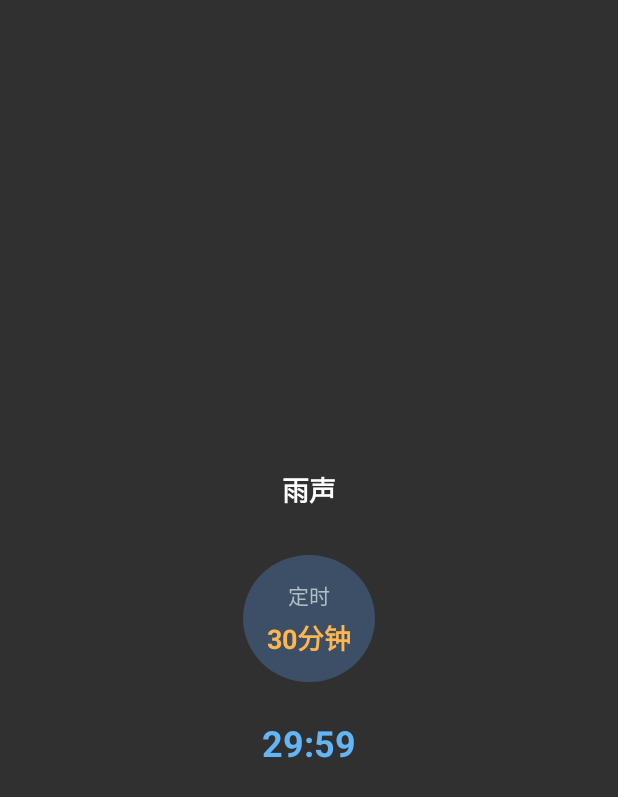
After one commit to junewong/watch-white-noise, an Android app: the layout page_settings.xml on its own in the app's theme, with its tools: preview values and no code run, on a phone screen of 412 x 824 dp. The commit adds this screen. Shown: the top 797 px of the screen. Run offline under Robolectric (Android 15) with nearby library versions, the phone set to English and light mode, and no system bars.

Commit message:
改为左右滑动布局：第一页播放按钮，第二页设置和倒计时

```diff
--- a/app/build.gradle
+++ b/app/build.gradle
@@ -30,4 +30,5 @@ android {
 dependencies {
     implementation 'androidx.appcompat:appcompat:1.6.1'
     implementation 'com.google.android.material:material:1.9.0'
+    implementation 'androidx.viewpager2:viewpager2:1.0.0'
 }
--- /dev/null
+++ b/app/src/main/res/layout/page_settings.xml
@@ -0,0 +1,60 @@
+<?xml version="1.0" encoding="utf-8"?>
+<LinearLayout xmlns:android="http://schemas.android.com/apk/res/android"
+    android:layout_width="match_parent"
+    android:layout_height="match_parent"
+    android:gravity="center"
+    android:orientation="vertical"
+    android:padding="16dp">
+
+    <TextView
+        android:id="@+id/tvMusicName"
+        android:layout_width="wrap_content"
+        android:layout_height="wrap_content"
+        android:text="@string/music_rain"
+        android:textColor="@color/text_primary"
+        android:textSize="18sp"
+        android:textStyle="bold" />
+
+    <LinearLayout
+        android:id="@+id/layoutTimer"
+        android:layout_width="wrap_content"
+        android:layout_height="wrap_content"
+        android:layout_marginTop="30dp"
+        android:background="@drawable/bg_button_circle"
+        android:clickable="true"
+        android:focusable="true"
+        android:orientation="vertical"
+        android:padding="16dp">
+
+        <TextView
+            android:id="@+id/tvTimerLabel"
+            android:layout_width="wrap_content"
+            android:layout_height="wrap_content"
+            android:layout_gravity="center"
+            android:text="@string/timer_label"
+            android:textColor="@color/text_secondary"
+            android:textSize="14sp" />
+
+        <TextView
+            android:id="@+id/tvTimerValue"
+            android:layout_width="wrap_content"
+            android:layout_height="wrap_content"
+            android:layout_gravity="center"
+            android:layout_marginTop="4dp"
+            android:text="@string/timer_30min"
+            android:textColor="@color/accent"
+            android:textSize="18sp"
+            android:textStyle="bold" />
+    </LinearLayout>
+
+    <TextView
+        android:id="@+id/tvRemaining"
+        android:layout_width="wrap_content"
+        android:layout_height="wrap_content"
+        android:layout_marginTop="24dp"
+        android:text="29:59"
+        android:textColor="@color/primary"
+        android:textSize="24sp"
+        android:textStyle="bold" />
+
+</LinearLayout>
```
Also changed, not shown: app/src/main/java/com/junewong/watch/witenoise/MainActivity.java (+86 -5 lines), app/src/main/res/layout/activity_main.xml (+4 -72 lines), app/src/main/res/layout/page_play.xml (added, +16 -0 lines), 3 other files.
